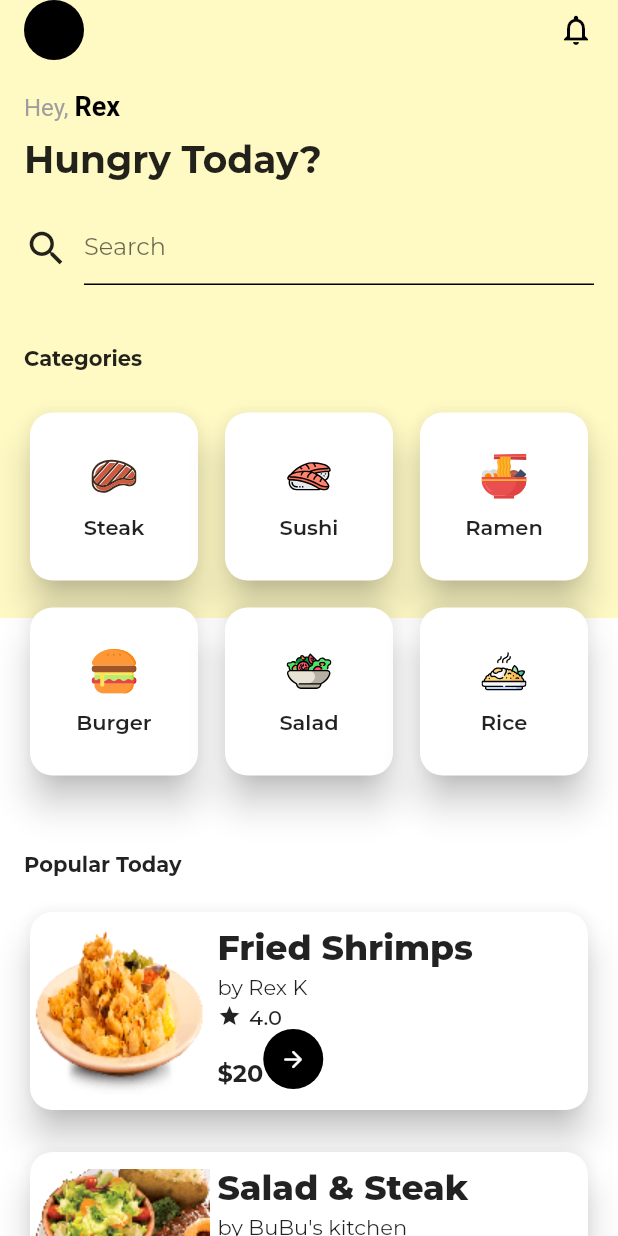
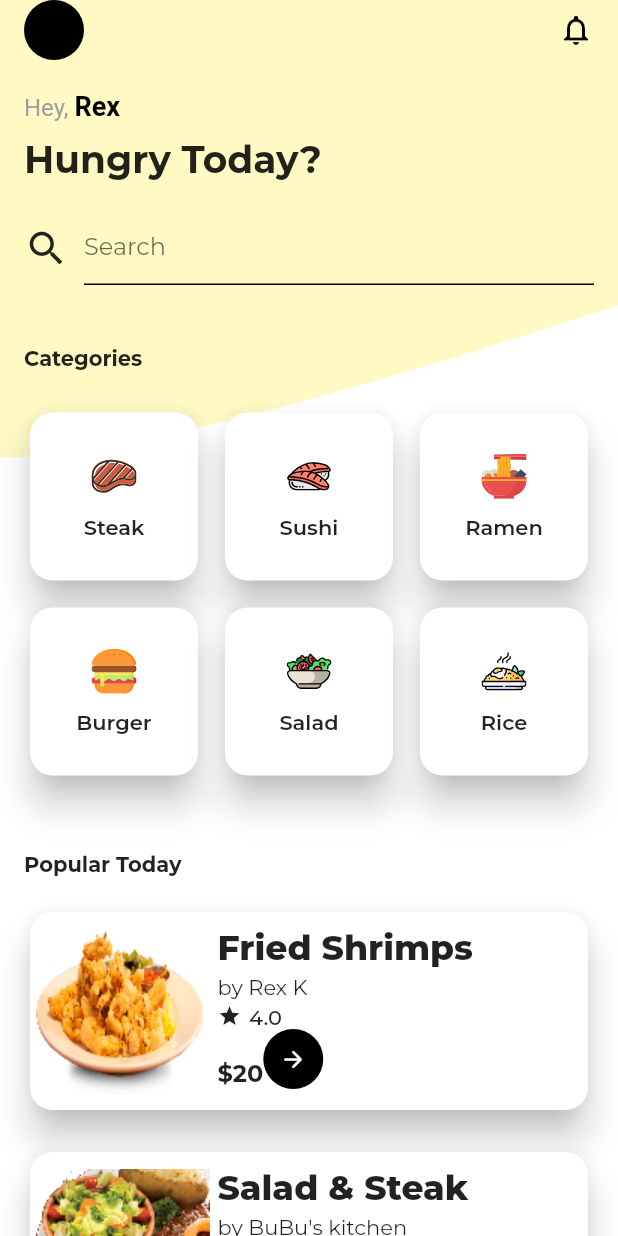
Before and after one commit to Rexsunon/eatz, a Flutter app: the screen it shows after launch, on a phone screen of 412 x 824 dp. Run offline on Flutter 3.47's test engine with Material 2 defaults, Android fonts, the phone set to English and light mode, and no system bars; our stand-ins replace flutter_svg, google_fonts.

```diff
--- a/lib/screens/home/home.dart
+++ b/lib/screens/home/home.dart
@@ -19,10 +19,13 @@ class _HomeState extends State<Home> {
     return Scaffold(
       body: Stack(
         children: [
-          Container(
-            width: MediaQuery.of(context).size.width,
-            height: MediaQuery.of(context).size.width,
-            color: Colors.yellow.shade100,
+          ClipPath(
+            clipper: HeadClip(),
+            child: Container(
+              width: MediaQuery.of(context).size.width,
+              height: MediaQuery.of(context).size.height / 2.7,
+              color: Colors.yellow.shade100,
+            ),
           ),
           SafeArea(
             bottom: false,
@@ -107,3 +110,21 @@ class _HomeState extends State<Home> {
     );
   }
 }
+
+class HeadClip extends CustomClipper<Path> {
+  @override
+  Path getClip(Size size) {
+    Path path = Path();
+
+    path.lineTo(0, size.height);
+    path.quadraticBezierTo(size.width / 4, size.height, size.width, size.height / 1.5);
+    path.lineTo(size.width, 0);
+    path.close();
+    return path;
+  }
+
+  @override
+  bool shouldReclip(covariant CustomClipper<Path> oldClipper) {
+    return false;
+  }
+}
```
